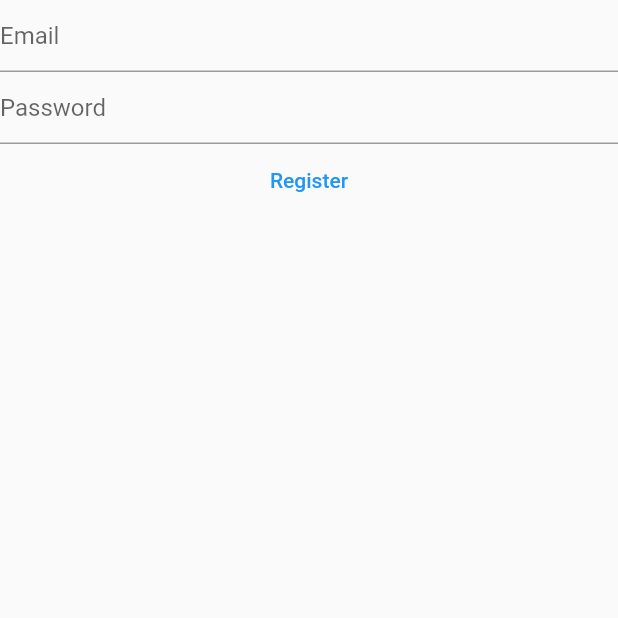
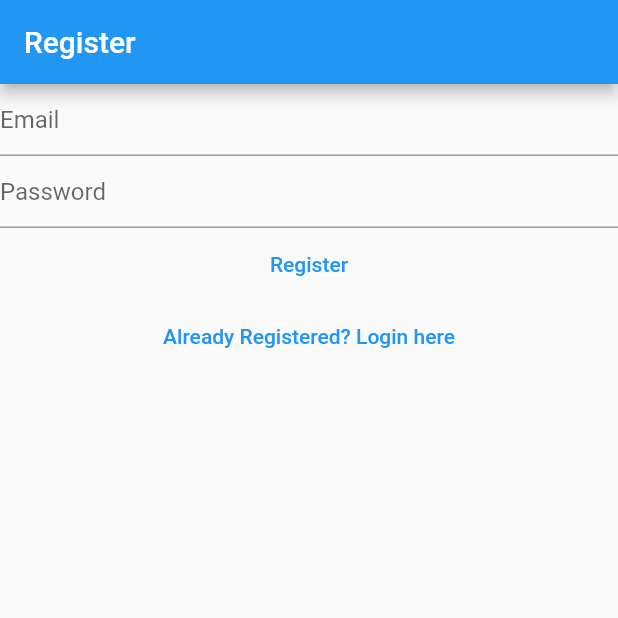
Before and after one commit to mohnishdeshpande/eznotes, a Flutter app: the RegisterView screen opened directly, on a phone screen of 412 x 824 dp, the top half of it. Run offline on Flutter 3.47's test engine with Material 2 defaults, Android fonts, the phone set to English and light mode, and no system bars; our stand-ins replace firebase_auth, firebase_core; accounts and stored records are empty.

Commit message:
link between login and registration

```diff
--- a/lib/views/login_view.dart
+++ b/lib/views/login_view.dart
@@ -30,7 +30,11 @@ class _LoginViewState extends State<LoginView> {
 
   @override
   Widget build(BuildContext context) {
-    return Column(
+    return Scaffold(
+      appBar: AppBar(
+        title: const Text('Login'),
+      ),
+      body: Column(
         children: [
           TextField(
             controller: _email,
@@ -72,7 +76,17 @@ class _LoginViewState extends State<LoginView> {
               }
             },
           ),
+          TextButton(
+            onPressed: () {
+              Navigator.of(context).pushNamedAndRemoveUntil(
+                '/register/',
+                (route) => false,
+              );
+            },
+            child: const Text('Register here'),
+          ),
         ],
+      ),
     );
   }
 }
--- a/lib/views/register_view.dart
+++ b/lib/views/register_view.dart
@@ -30,7 +30,11 @@ class _RegisterViewState extends State<RegisterView> {
 
   @override
   Widget build(BuildContext context) {
-    return Column(
+    return Scaffold(
+      appBar: AppBar(
+        title: const Text('Register'),
+      ),
+      body: Column(
         children: [
           // email text field
           TextField(
@@ -77,7 +81,17 @@ class _RegisterViewState extends State<RegisterView> {
               }
             },
           ),
+          TextButton(
+            onPressed: () {
+              Navigator.of(context).pushNamedAndRemoveUntil(
+                '/login/',
+                (route) => false,
+              );
+            },
+            child: const Text('Already Registered? Login here'),
+          ),
         ],
+      ),
     );
   }
 }
```
Also changed, not shown: lib/main.dart (+16 -41 lines), lib/views/verify_email_view.dart (added, +34 -0 lines). Lines whose indentation alone changed are shown as unchanged.
